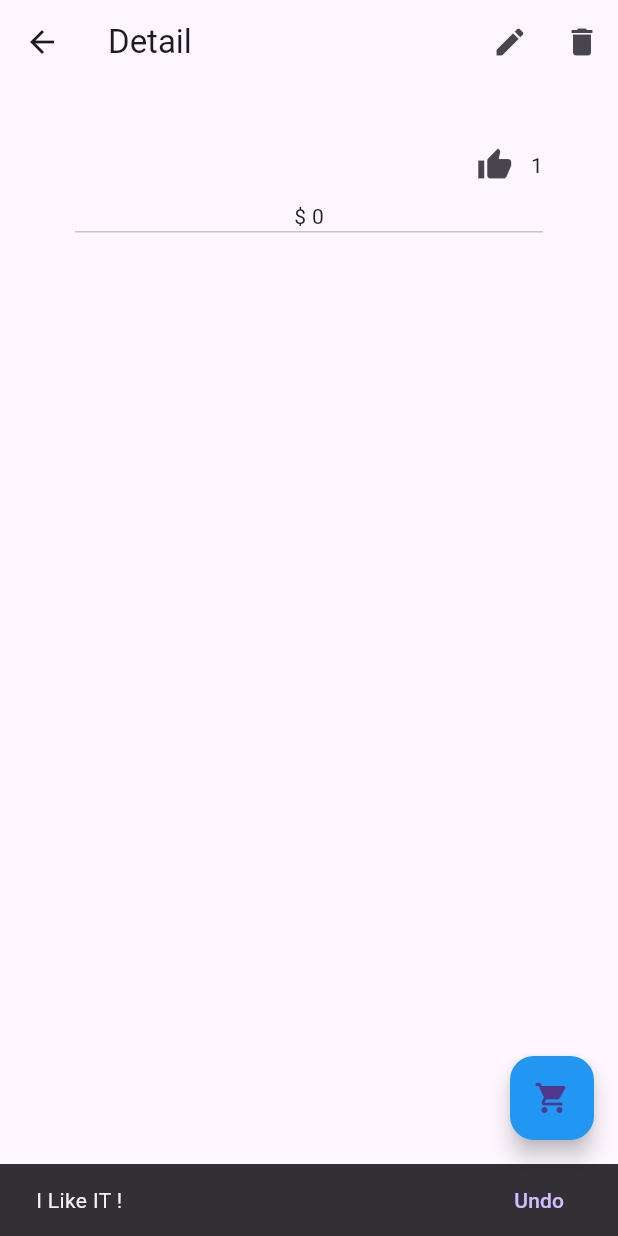
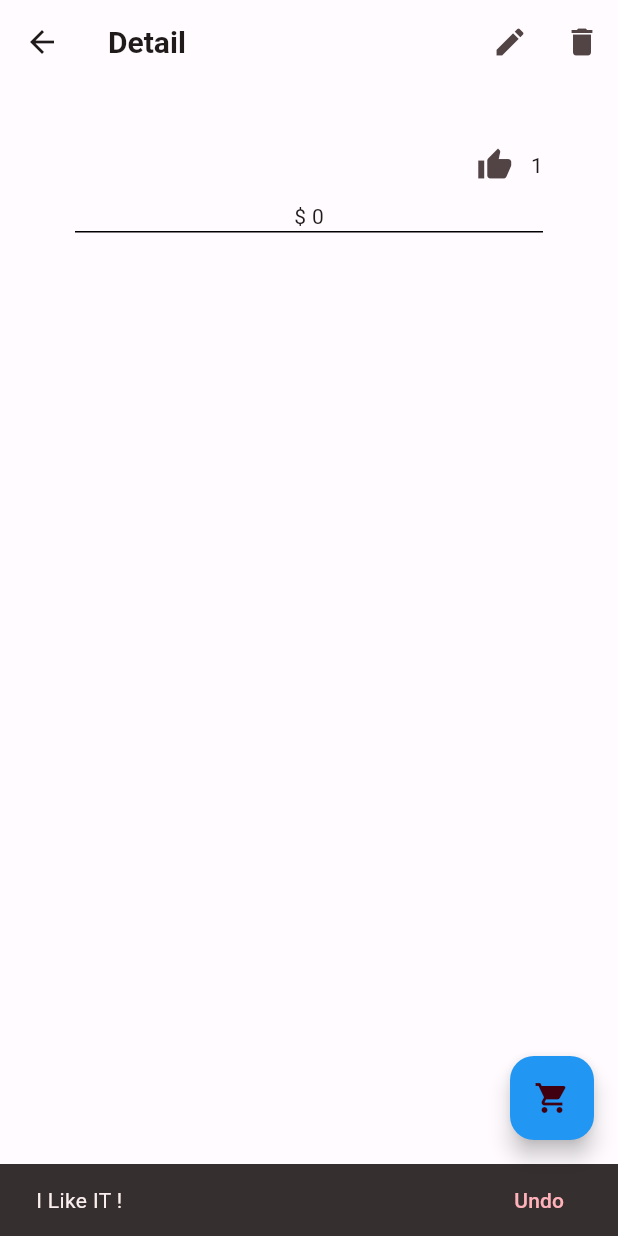
Before and after one commit to ohinhyuk/gather-handong, a Flutter app: the DetailPage screen opened directly with empty values, after a tap on the "thumb up" icon, on a phone screen of 412 x 824 dp. Run offline on Flutter 3.47's test engine with Material 2 defaults, Android fonts, the phone set to English and light mode, and no system bars; our stand-ins replace cloud_firestore, firebase_auth, firebase_core, firebase_storage, google_sign_in, image_picker and 1 more; missing offline and left inert: dart:ffi; accounts and stored records are empty; network calls fail.

Commit message:
fix : Theme 적용
메인 컬러 , 서브 컬러 , 텍스트 스타일 커스터 마이징

```diff
--- /dev/null
+++ b/gather_handong/lib/theme/theme.dart
@@ -0,0 +1,65 @@
+import 'package:flutter/material.dart';
+
+const lightColorScheme = ColorScheme(
+  brightness: Brightness.light,
+  primary: Color(0xFFFF1493), // custom
+  onPrimary: Color(0xFFFFFFFF),
+  primaryContainer: Color(0xFFF8D1D1), // custom
+  onPrimaryContainer: Color(0xFF400010),
+  secondary: Color(0xFFFFAAAF),// custom
+  onSecondary: Color(0xFFFFFFFF),
+  secondaryContainer: Color(0xFFF2D7FF), // custom
+  onSecondaryContainer: Color(0xFF400010),
+  tertiary: Color(0xFF845400),
+  onTertiary: Color(0xFFFFFFFF),
+  tertiaryContainer: Color(0xFFFFDDB5),
+  onTertiaryContainer: Color(0xFF2A1800),
+  error: Color(0xFFFF0000), //custom
+  errorContainer: Color(0xFFFFDAD6),
+  onError: Color(0xFFFFFFFF),
+  onErrorContainer: Color(0xFF410002),
+  background: Color(0xFFFFFBFF), // custom text, background
+  onBackground: Color(0xFF000000), // custom text, background
+  surface: Color(0xFFFFFBFF),
+  onSurface: Color(0xFF201A1A),
+  surfaceVariant: Color(0xFFF4DDDE),
+  onSurfaceVariant: Color(0xFF524344),
+  outline: Color(0xFF847374),
+  onInverseSurface: Color(0xFFFBEEEE),
+  inverseSurface: Color(0xFF362F2F),
+  inversePrimary: Color(0xFFFFB2BA),
+  shadow: Color(0xFF000000),
+  surfaceTint: Color(0xFFB52045),
+);
+
+const darkColorScheme = ColorScheme(
+  brightness: Brightness.dark,
+  primary: Color(0xFFFFB2BA),
+  onPrimary: Color(0xFF670020),
+  primaryContainer: Color(0xFF910030),
+  onPrimaryContainer: Color(0xFFFFD9DC),
+  secondary: Color(0xFFFFB2B9),
+  onSecondary: Color(0xFF5F1222),
+  secondaryContainer: Color(0xFF7D2937),
+  onSecondaryContainer: Color(0xFFFFDADC),
+  tertiary: Color(0xFFFFB958),
+  onTertiary: Color(0xFF462B00),
+  tertiaryContainer: Color(0xFF643F00),
+  onTertiaryContainer: Color(0xFFFFDDB5),
+  error: Color(0xFFFFB4AB),
+  errorContainer: Color(0xFF93000A),
+  onError: Color(0xFF690005),
+  onErrorContainer: Color(0xFFFFDAD6),
+  background: Color(0xFF201A1A),
+  onBackground: Color(0xFFECE0E0),
+  surface: Color(0xFF201A1A),
+  onSurface: Color(0xFFECE0E0),
+  surfaceVariant: Color(0xFF524344),
+  onSurfaceVariant: Color(0xFFD7C1C2),
+  outline: Color(0xFF9F8C8D),
+  onInverseSurface: Color(0xFF201A1A),
+  inverseSurface: Color(0xFFECE0E0),
+  inversePrimary: Color(0xFFB52045),
+  shadow: Color(0xFF000000),
+  surfaceTint: Color(0xFFFFB2BA),
+);
--- a/gather_handong/pubspec.yaml
+++ b/gather_handong/pubspec.yaml
@@ -28,7 +28,7 @@ dev_dependencies:
   flutter_lints: ^1.0.0
 
 flutter:
+  assets:
+    - assets/images/logo_gather_handong.png
+
   uses-material-design: true
-
-assets:
-  - assets/images/
```
Also changed, not shown: gather_handong/lib/app.dart (+24 -2 lines), gather_handong/lib/signup.dart (+13 -5 lines).
